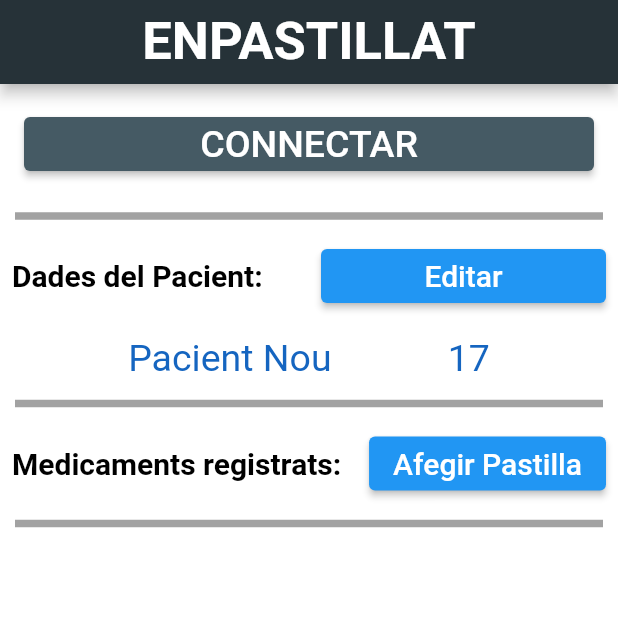
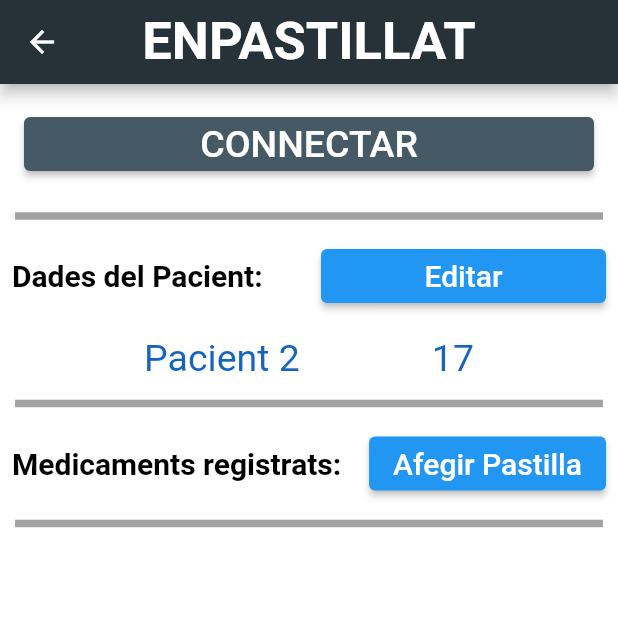
Before and after one commit to MireiaBrichs/Aplicaci-TR, a Flutter app: the FirstRoute screen opened directly, on a phone screen of 412 x 824 dp, the top half of it. Run offline on Flutter 3.47's test engine with Material 2 defaults, Android fonts, the phone set to English and light mode, and no system bars; our stand-ins replace flutter_bluetooth_serial, localstorage, shared_preferences; accounts and stored records are empty.

Commit message:
Modificació del null ( ja no surt ) i faig variacions per millorar la facilitat de programació, creao noves rutes i reestructuro les pagines en 4 pagines diferents (home, bluethooth, user modification i pill creation)

```diff
--- a/lib/main.dart
+++ b/lib/main.dart
@@ -1,7 +1,9 @@
 import 'dart:convert';
 import 'dart:typed_data';
 
-import 'package:app_tr/pages/secondpage.dart';
+import 'package:app_tr/pages/firstPage.dart';
+import 'package:app_tr/pages/pacientEdition.dart';
+import 'package:app_tr/pages/pillCreation.dart';
 import 'package:app_tr/services/pacient_service.dart';
 import 'package:app_tr/widgets/button_edition_pill.dart';
 import 'package:flutter/material.dart';
@@ -14,231 +16,27 @@ import 'pages/bluetoothpage.dart';
 
 ///MAIN inicial de la aplicació
 void main() async {
-  runApp(MultiProvider(
+  //Inicialitzem el servei de pacient
+  print('------------------------------Aplicaction initialazing---------------------------');
+  PacientService pacient = PacientService();
+  pacient.recoverInfoPacient();
+
+  runApp(
+      //Fem servir els proveïdors de info per aixi tenir la info actualitzada en la app
+      MultiProvider(
         providers: [
           ChangeNotifierProvider(
             create: (_) => PacientService(),
           ),
         ],
-    child: const MaterialApp(
-      home: FirstRoute(),
-    ),
+      child: MaterialApp(
+        //Establim les rutes que volem fer
+        initialRoute: 'home',
+        routes:{
+          'bluethoothConection': (context) => BluetoothRoute(),
+          'home':(context)=>FirstRoute(),
+          'pillCreation':(context)=>PillCreation(),
+          'pacientEdition':(context)=>PacientEdition(),
+        }, ),
     ));
 }
-
-
-
-
-class FirstRoute  extends StatefulWidget {
-  const FirstRoute({Key? key}) : super(key: key);
-
-  @override
-  _FirstRouteState createState() => _FirstRouteState();
-}
-
-class _FirstRouteState extends State<FirstRoute> {
-
-  @override
-  void initState() {
-
-    super.initState();
-
-    //Recuperem les dades del pacient o sino creem un de nou
-    PacientService _pacientService = Provider.of<PacientService>(context, listen: false);
-
-    _pacientService.recoverInfoPacient();
-
-  }
-
-
-
-
-
-
-
-  @override
-  Widget build(BuildContext context){
-
-    return Scaffold(
-      backgroundColor: Colors.white,
-      appBar: AppBar(
-        title: const Text('ENPASTILLAT',
-        style: TextStyle(
-          fontSize: 35,
-          fontWeight: FontWeight.bold
-        ),),
-        centerTitle: true,
-        backgroundColor: Colors.blueGrey [900],
-      ),
-
-      body: Consumer<PacientService>(
-          builder: (context, pacientService, child) {
-            return Column(
-              crossAxisAlignment: CrossAxisAlignment.stretch,
-              children: <Widget> [
-                Container(
-                  padding: const EdgeInsets.all(16),
-                  child: ElevatedButton(
-                    child: const Text('CONNECTAR',
-                      style: TextStyle(
-                        fontSize: 25.0,
-                      ),
-                    ),
-                    onPressed: ()  {
-                      //Funció per afegir pastilla
-                      Navigator.push(
-                        context,
-                        MaterialPageRoute(builder: (context) =>  BluetoothRoute()),
-                      );
-                    },
-                    style: ElevatedButton.styleFrom(
-                      primary: Colors.blueGrey [700],
-                    ),
-                  ),
-                ),
-
-                const Divider(
-                  thickness: 5,
-                  indent: 10,
-                  endIndent: 10,
-                  color: Color(0x5D000000),
-                ),
-
-
-                Row(
-                  children: [
-                    const Expanded(
-                      child: Padding(
-                        padding: EdgeInsets.all(8.0),
-                        child: Text(
-                          "Dades del Pacient: ",
-                          style: TextStyle(
-                            fontSize:20,
-                            color: Colors.black,
-                            fontWeight: FontWeight.bold,
-                          ),
-                        ),
-                      ),
-                    ),
-                    Expanded(
-                      child: Padding(
-                        padding: const EdgeInsets.all(8.0),
-                        child: ElevatedButton(
-                            onPressed: (){
-                              //Funció per editar les dades del pacient
-
-
-                            },
-                            child:const Text("Editar",
-                              style: TextStyle(
-                                fontSize: 20,
-                              ),)
-                        ),
-                      ),
-                    ),
-
-                  ],
-                ),
-
-
-                Padding(
-                  padding: const EdgeInsets.all(8.0),
-                  child: Row(
-                    mainAxisAlignment: MainAxisAlignment.spaceEvenly,
-                    children: [
-                      Text(pacientService.pacient!.name!,
-                        style: TextStyle(
-                          fontSize: 25,
-                          color: Colors.blue[800],
-                        ),),
-                      Text(pacientService.pacient!.age!,
-                        style: TextStyle(
-                          fontSize: 25,
-                          color: Colors.blue[800],
-                        ),)
-                    ],
-                  ),
-                ),
-
-                const Divider(
-                  thickness: 5,
-                  indent: 10,
-                  endIndent: 10,
-                  color: Color(0x5D000000),
-                ),
-
-                Row(
-                  children: [
-                    Expanded(
-                      child: Container(
-                        padding: const EdgeInsets.all(8),
-                        child: const Text('Medicaments registrats:',
-                          style: TextStyle(
-                            fontSize:20,
-                            color: Colors.black,
-                            fontWeight: FontWeight.bold,
-                          ),
-                        ),
-                      ),
-                    ),
-                    Padding(
-                      padding: const EdgeInsets.all(8.0),
-                      child: ElevatedButton(
-                          onPressed: (){
-                            //Funció per afegir pastilla
-                            Navigator.push(
-                              context,
-                              MaterialPageRoute(builder: (context) => const SecondRoute()),
-                            );
-
-                          },
-                          child:const Text("Afegir Pastilla",
-                            style: TextStyle(
-                              fontSize: 20.0,
-                            ),)
-                      ),
-                    ),
-                  ],
-                ),
-                const Divider(
-                  thickness: 5,
-                  indent: 10,
-                  endIndent: 10,
-                  color: Color(0x5D000000),
-                ),
-                Expanded(
-                  child: ListView.builder(
-                    itemCount: pacientService.pills!.length,
-                    itemBuilder: _EditionButtonBuilder,
-
-                  ),
-                ),
-
-
-
-
-
-
-
-              ],
-            );
-          }),
-
-
-      );
- }
-
-  Widget _EditionButtonBuilder(BuildContext context, int index) {
-    var colorsButton = [Colors.lightBlue[200],Colors.green[700],Colors.yellow[700],Colors.deepOrange[400],Colors.pink[300],Colors.blue[900]];
-
-
-
-    return ButtonEditionPill(
-      colorButton: colorsButton[index],
-      index: index,
-
-    );
-
-
-  }
-}
--- /dev/null
+++ b/lib/pages/firstPage.dart
@@ -0,0 +1,218 @@
+import 'package:app_tr/pages/pillCreation.dart';
+import 'package:app_tr/services/pacient_service.dart';
+import 'package:app_tr/widgets/button_edition_pill.dart';
+import 'package:flutter/material.dart';
+import 'package:provider/provider.dart';
+
+
+class FirstRoute extends StatefulWidget {
+  const FirstRoute({Key? key}) : super(key: key);
+
+  @override
+  _FirstRouteState createState() => _FirstRouteState();
+}
+
+class _FirstRouteState extends State<FirstRoute> {
+
+  @override
+  Widget build(BuildContext context) {
+
+    return Scaffold(
+        backgroundColor: Colors.white,
+        appBar: AppBar(
+          title: const Text('ENPASTILLAT',
+            style: TextStyle(
+                fontSize: 35,
+                fontWeight: FontWeight.bold
+            ),),
+          centerTitle: true,
+          backgroundColor: Colors.blueGrey [900],
+        ),
+        body: FutureBuilder<int>(
+            future: _recoveringInfoUser(),
+            builder: (context, snapshot) {
+              switch (snapshot.connectionState) {
+                case ConnectionState.waiting:
+                  return Container();
+                default:
+                  if (snapshot.hasError)
+                    return Text('Error: ${snapshot.error}');
+                  else
+                    return Consumer<PacientService>(
+                        builder: (context, pacientService, child) {
+                          return Column(
+                            crossAxisAlignment: CrossAxisAlignment.stretch,
+                            children: <Widget>[
+                              Container(
+                                padding: const EdgeInsets.all(16),
+                                child: ElevatedButton(
+                                  child: const Text('CONNECTAR',
+                                    style: TextStyle(
+                                      fontSize: 25.0,
+                                    ),
+                                  ),
+                                  onPressed: () {
+                                    //Funció per afegir pastilla
+                                    Navigator.pushNamed(
+                                        context, 'bluethoothConection');
+                                  },
+                                  style: ElevatedButton.styleFrom(
+                                    primary: Colors.blueGrey [700],
+                                  ),
+                                ),
+                              ),
+
+                              Divider(
+                                thickness: 5,
+                                indent: 10,
+                                endIndent: 10,
+                                color: Color(0x5D000000),
+                              ),
+
+
+                              Row(
+                                children: [
+                                  const Expanded(
+                                    child: Padding(
+                                      padding: EdgeInsets.all(8.0),
+                                      child: Text(
+                                        "Dades del Pacient: ",
+                                        style: TextStyle(
+                                          fontSize: 20,
+                                          color: Colors.black,
+                                          fontWeight: FontWeight.bold,
+                                        ),
+                                      ),
+                                    ),
+                                  ),
+                                  Expanded(
+                                    child: Padding(
+                                      padding: const EdgeInsets.all(8.0),
+                                      child: ElevatedButton(
+                                          onPressed: () {
+                                            //Funció per editar les dades del pacient
+                                            Navigator.pushNamed(
+                                                context, 'pacientEdition');
+                                          },
+                                          child: const Text("Editar",
+                                            style: TextStyle(
+                                              fontSize: 20,
+                                            ),)
+                                      ),
+                                    ),
+                                  ),
+
+                                ],
+                              ),
+
+
+                              Padding(
+                                padding: const EdgeInsets.all(8.0),
+                                child: Row(
+                                  mainAxisAlignment: MainAxisAlignment
+                                      .spaceEvenly,
+                                  children: [
+                                    Text(pacientService.pacient == null
+                                        ? ""
+                                        : pacientService.pacient!.name!,
+                                      style: TextStyle(
+                                        fontSize: 25,
+                                        color: Colors.blue[800],
+                                      ),),
+                                    Text(pacientService.pacient!.age!,
+                                      style: TextStyle(
+                                        fontSize: 25,
+                                        color: Colors.blue[800],
+                                      ),)
+                                  ],
+                                ),
+                              ),
+
+                              const Divider(
+                                thickness: 5,
+                                indent: 10,
+                                endIndent: 10,
+                                color: Color(0x5D000000),
+                              ),
+
+                              Row(
+                                children: [
+                                  Expanded(
+                                    child: Container(
+                                      padding: const EdgeInsets.all(8),
+                                      child: const Text(
+                                        'Medicaments registrats:',
+                                        style: TextStyle(
+                                          fontSize: 20,
+                                          color: Colors.black,
+                                          fontWeight: FontWeight.bold,
+                                        ),
+                                      ),
+                                    ),
+                                  ),
+                                  Padding(
+                                    padding: const EdgeInsets.all(8.0),
+                                    child: ElevatedButton(
+                                        onPressed: () {
+                                          //Funció per afegir pastilla
+                                          Navigator.push(
+                                            context,
+                                            MaterialPageRoute(builder: (
+                                                context) => const PillCreation()),
+                                          );
+                                        },
+                                        child: const Text("Afegir Pastilla",
+                                          style: TextStyle(
+                                            fontSize: 20.0,
+                                          ),)
+                                    ),
+                                  ),
+                                ],
+                              ),
+                              const Divider(
+                                thickness: 5,
+                                indent: 10,
+                                endIndent: 10,
+                                color: Color(0x5D000000),
+                              ),
+                              Expanded(
+                                child: ListView.builder(
+                                  itemCount: 0, //pacientService.pills!.length,
+                                  itemBuilder: _EditionButtonBuilder,
+
+                                ),
+                              ),
+
+
+                            ],
+                          );
+                        });
+              }
+            })
+    );
+  }
+
+  Widget _EditionButtonBuilder(BuildContext context, int index) {
+    var colorsButton = [Colors.lightBlue[200],Colors.green[700],Colors.yellow[700],Colors.deepOrange[400],Colors.pink[300],Colors.blue[900]];
+
+
+
+    return ButtonEditionPill(
+      colorButton: colorsButton[index],
+      index: index,
+
+    );
+
+
+  }
+
+  Future<int> _recoveringInfoUser() async{
+    PacientService instance = Provider.of<PacientService>(context,
+        listen: false);
+    await instance.recoverInfoPacient();
+
+
+
+    return 0;
+  }
+}
--- a/lib/services/pacient_service.dart
+++ b/lib/services/pacient_service.dart
@@ -10,13 +10,15 @@ class PacientService with ChangeNotifier{
   List<String>? pills;
 
 
-  recoverInfoPacient() async{
+ Future<void> recoverInfoPacient() async{
+   print("Recovering Info");
     SharedPreferences prefs = await SharedPreferences.getInstance();
 
-    var pacientString = prefs.getString("pacient");
-    var pillsString =prefs.getStringList("pills");
+    String? pacientString = prefs.getString("pacient");
+    List<String>? pillsString =prefs.getStringList("pills");
 
     if(pacientString !=null && pillsString!=null){
+      print("Pacient already created, recovering info");
       //Vol dir que ja tenim un pacient i hem de recuperar les dades
 
       //Decodifiquem el pacient per terni-lo com a objecte
@@ -29,11 +31,12 @@ class PacientService with ChangeNotifier{
 
 
     }else{
+      print("Pacient not created, creating new User on our mobile phone...");
       pacient = Pacient("Pacient Nou","17");
 
       prefs.setString("pacient", jsonEncode(
           {
-            "name": "Pacient Nou",
+            "name": "Pacient 2",
             "age": "17",
           }
       ));
--- a/lib/widgets/button_edition_pill.dart
+++ b/lib/widgets/button_edition_pill.dart
@@ -1,4 +1,4 @@
-import 'package:app_tr/pages/secondpage.dart';
+import 'package:app_tr/pages/pillCreation.dart';
 import 'package:flutter/material.dart';
 
 
@@ -25,7 +25,7 @@ class ButtonEditionPill extends StatelessWidget {
           onPressed: () {
             Navigator.push(
               context,
-              MaterialPageRoute(builder: (context) => const SecondRoute()),
+              MaterialPageRoute(builder: (context) => const PillCreation()),
             );
           },
           style: ElevatedButton.styleFrom(
```
Also changed, not shown: lib/pages/pacientEdition.dart (added, +29 -0 lines), lib/pages/pillCreation.dart (renamed from lib/pages/secondpage.dart, +4 -4 lines). Lines whose indentation alone changed are shown as unchanged.
